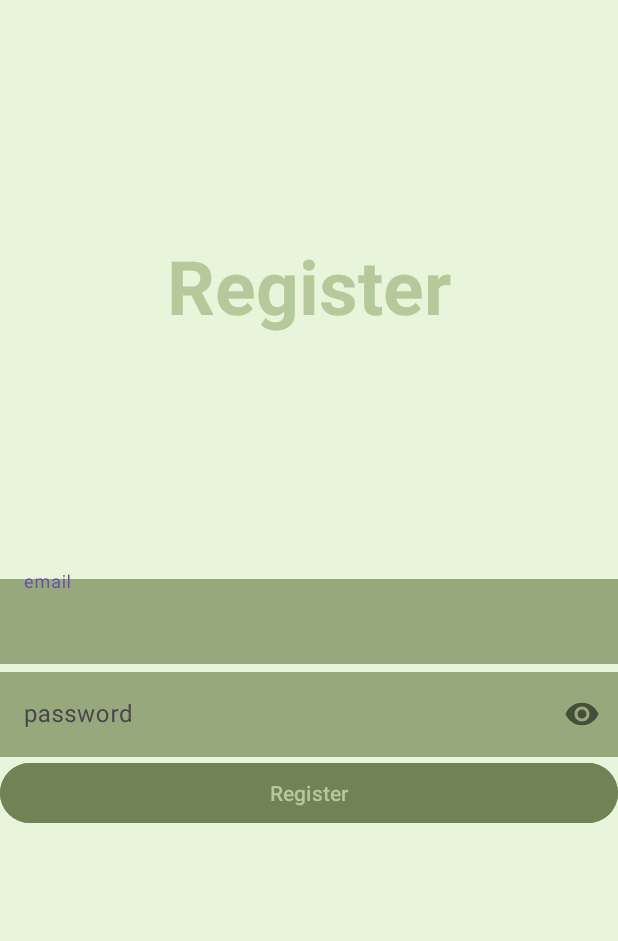
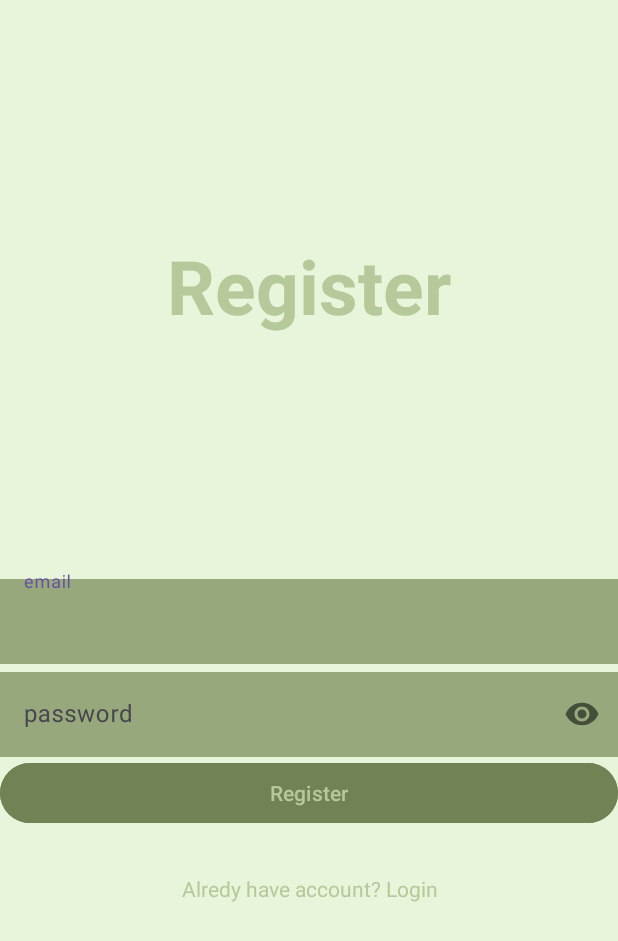
Before and after one commit to SashaUstychenko/Chat, an Android app: the screen it shows after launch (RegisterActivity), after a tap on "Register", on a phone screen of 412 x 824 dp. Shown: the top 941 px of the screen. Run offline under Robolectric (Android 15) with nearby library versions, the light colour scheme and no system bars; our stand-ins replace Firebase (no records; nobody signed in at launch, a user with empty details on screens opened directly).

Commit message:
added login user

```diff
--- /dev/null
+++ b/app/src/main/java/com/example/chat/ProfileActivity.java
@@ -0,0 +1,77 @@
+package com.example.chat;
+
+import android.content.Intent;
+import android.os.Bundle;
+import android.view.Menu;
+import android.view.MenuItem;
+
+import androidx.activity.EdgeToEdge;
+import androidx.annotation.NonNull;
+import androidx.appcompat.app.AppCompatActivity;
+import androidx.core.graphics.Insets;
+import androidx.core.view.ViewCompat;
+import androidx.core.view.WindowInsetsCompat;
+
+import com.google.firebase.auth.FirebaseAuth;
+import com.google.firebase.auth.FirebaseUser;
+
+public class ProfileActivity extends AppCompatActivity {
+
+    FirebaseAuth firebaseAuth;
+
+    @Override
+    protected void onCreate(Bundle savedInstanceState) {
+        super.onCreate(savedInstanceState);
+        EdgeToEdge.enable(this);
+        setContentView(R.layout.activity_prifile);
+
+        firebaseAuth = FirebaseAuth.getInstance();
+
+
+
+        ViewCompat.setOnApplyWindowInsetsListener(findViewById(R.id.main), (v, insets) -> {
+            Insets systemBars = insets.getInsets(WindowInsetsCompat.Type.systemBars());
+            v.setPadding(systemBars.left, systemBars.top, systemBars.right, systemBars.bottom);
+            return insets;
+        });
+    }
+    private void checkUserStatus()
+    {
+        FirebaseUser user = firebaseAuth.getCurrentUser();
+
+        if(user != null)
+        {
+
+
+
+        }
+        else
+        {
+            startActivity(new Intent(ProfileActivity.this,MainActivity.class));
+            finish();
+        }
+    }
+
+    @Override
+    protected void onStart() {
+        checkUserStatus();
+        super.onStart();
+    }
+
+    @Override
+    public boolean onCreateOptionsMenu(Menu menu) {
+        getMenuInflater().inflate(R.menu.main_menu,menu);
+        return super.onCreateOptionsMenu(menu);
+    }
+
+    @Override
+    public boolean onOptionsItemSelected(@NonNull MenuItem item) {
+        int id = item.getItemId();
+        if(id == R.id.action_logout)
+        {
+            firebaseAuth.signOut();
+            checkUserStatus();
+        }
+        return super.onOptionsItemSelected(item);
+    }
+}
--- a/app/src/main/java/com/example/chat/RegisterActivity.java
+++ b/app/src/main/java/com/example/chat/RegisterActivity.java
@@ -7,6 +7,7 @@ import android.util.Patterns;
 import android.view.View;
 import android.widget.Button;
 import android.widget.EditText;
+import android.widget.TextView;
 import android.widget.Toast;
 
 import androidx.activity.EdgeToEdge;
@@ -23,11 +24,10 @@ import com.google.firebase.auth.AuthResult;
 import com.google.firebase.auth.FirebaseAuth;
 import com.google.firebase.auth.FirebaseUser;
 
-import java.util.regex.Pattern;
-
 public class RegisterActivity extends AppCompatActivity {
     EditText mEmailEt,mPasswordEt;
     Button mRegisterBtn;
+    TextView mHaveAccount;
     ProgressDialog progressDialog;
 
     private FirebaseAuth mAuth;
@@ -42,12 +42,20 @@ public class RegisterActivity extends AppCompatActivity {
         mEmailEt = findViewById(R.id.emailEt);
         mPasswordEt = findViewById(R.id.passwordEt);
         mRegisterBtn = findViewById(R.id.registerBtn);
+        mHaveAccount = findViewById(R.id.have_account);
 
         mAuth = FirebaseAuth.getInstance();
 
         progressDialog = new ProgressDialog(this);
         progressDialog.setMessage("Registering User...");
 
+
+        mHaveAccount.setOnClickListener(new View.OnClickListener() {
+            @Override
+            public void onClick(View v) {
+                startActivity(new Intent(RegisterActivity.this,LoginActivity.class));
+            }
+        });
 
         mRegisterBtn.setOnClickListener(new View.OnClickListener() {
             @Override
@@ -92,7 +100,7 @@ public class RegisterActivity extends AppCompatActivity {
                     progressDialog.dismiss();
                     FirebaseUser user = mAuth.getCurrentUser();
                     Toast.makeText(RegisterActivity.this, "Registered...\n"+user.getEmail(), Toast.LENGTH_SHORT).show();
-                    startActivity(new Intent(RegisterActivity.this,PrifileActivity.class));
+                    startActivity(new Intent(RegisterActivity.this, ProfileActivity.class));
                     finish();
 
                 }else
--- a/app/src/main/res/layout/activity_prifile.xml
+++ b/app/src/main/res/layout/activity_prifile.xml
@@ -8,7 +8,7 @@
     android:gravity="center"
     android:background="@color/background_activity"
     android:orientation="vertical"
-    tools:context=".PrifileActivity">
+    tools:context=".ProfileActivity">
 
     <TextView
         android:layout_width="wrap_content"
--- a/app/src/main/res/layout/activity_register.xml
+++ b/app/src/main/res/layout/activity_register.xml
@@ -61,4 +61,13 @@
         android:textColor="@color/textb"
         android:backgroundTint="@color/background_btn"
         />
+    <TextView
+        android:id="@+id/have_account"
+        android:layout_width="match_parent"
+        android:layout_height="wrap_content"
+        android:text="Alredy have account? Login"
+        android:textAlignment="center"
+        android:layout_below="@id/registerBtn"
+        android:layout_marginTop="30dp"
+        android:textColor="@color/textb"/>
 </RelativeLayout>
--- /dev/null
+++ b/app/src/main/res/menu/main_menu.xml
@@ -0,0 +1,5 @@
+<?xml version="1.0" encoding="utf-8"?>
+<menu xmlns:android="http://schemas.android.com/apk/res/android">
+<item android:id="@+id/action_logout"
+    android:title="Logout"/>
+</menu>
```
Also changed, not shown: app/src/main/AndroidManifest.xml (+10 -9 lines), app/src/main/java/com/example/chat/LoginActivity.java (+89 -0 lines), app/src/main/java/com/example/chat/PrifileActivity.java (deleted, +0 -24 lines), app/src/main/res/layout/activity_login.xml (+11 -1 lines).
